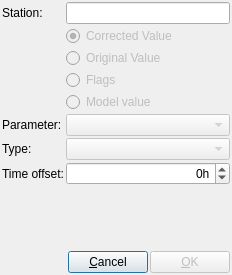
Old version of the form src/hqc/dl_addcolumn.ui in the repository metno/kvhqc.
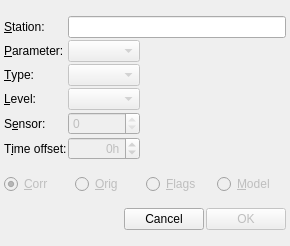
New version of the form.

Commit message: DataListAddColumn: added level/sensor choice

```diff
--- a/src/hqc/dl_addcolumn.ui
+++ b/src/hqc/dl_addcolumn.ui
@@ -6,8 +6,8 @@
    <rect>
     <x>0</x>
     <y>0</y>
-    <width>232</width>
-    <height>275</height>
+    <width>290</width>
+    <height>246</height>
    </rect>
   </property>
   <property name="windowTitle">
@@ -17,104 +17,126 @@
    <property name="spacing">
     <number>2</number>
    </property>
+   <property name="sizeConstraint">
+    <enum>QLayout::SetMinimumSize</enum>
+   </property>
    <property name="margin">
-    <number>2</number>
+    <number>4</number>
    </property>
    <item>
-    <layout class="QFormLayout" name="formLayout">
-     <property name="fieldGrowthPolicy">
-      <enum>QFormLayout::AllNonFixedFieldsGrow</enum>
-     </property>
+    <layout class="QGridLayout" name="gridLayout">
      <item row="0" column="0">
       <widget class="QLabel" name="labelStation">
        <property name="text">
-        <string>Station:</string>
+        <string>&amp;Station:</string>
+       </property>
+       <property name="buddy">
+        <cstring>textStation</cstring>
        </property>
       </widget>
      </item>
-     <item row="0" column="1">
+     <item row="0" column="1" colspan="2">
       <widget class="QLineEdit" name="textStation"/>
      </item>
-     <item row="1" column="1">
-      <widget class="QRadioButton" name="radioCorrected">
-       <property name="enabled">
-        <bool>false</bool>
-       </property>
-       <property name="text">
-        <string>Corrected Value</string>
-       </property>
-       <property name="checked">
-        <bool>true</bool>
-       </property>
-      </widget>
-     </item>
-     <item row="3" column="1">
-      <widget class="QRadioButton" name="radioOriginal">
-       <property name="enabled">
-        <bool>false</bool>
-       </property>
-       <property name="text">
-        <string>Original Value</string>
-       </property>
-      </widget>
-     </item>
-     <item row="4" column="1">
-      <widget class="QRadioButton" name="radioFlags">
-       <property name="enabled">
-        <bool>false</bool>
-       </property>
-       <property name="text">
-        <string>Flags</string>
-       </property>
-      </widget>
-     </item>
-     <item row="5" column="1">
-      <widget class="QRadioButton" name="radioModel">
-       <property name="enabled">
-        <bool>false</bool>
-       </property>
-       <property name="text">
-        <string>Model value</string>
-       </property>
-      </widget>
-     </item>
-     <item row="7" column="0">
+     <item row="1" column="0">
       <widget class="QLabel" name="labelParam">
        <property name="text">
-        <string>Parameter:</string>
+        <string>&amp;Parameter:</string>
+       </property>
+       <property name="buddy">
+        <cstring>comboParam</cstring>
        </property>
       </widget>
      </item>
-     <item row="7" column="1">
+     <item row="1" column="1">
       <widget class="QComboBox" name="comboParam">
        <property name="enabled">
         <bool>false</bool>
        </property>
       </widget>
      </item>
-     <item row="8" column="0">
+     <item row="1" column="2">
+      <spacer name="horizontalSpacer_2">
+       <property name="orientation">
+        <enum>Qt::Horizontal</enum>
+       </property>
+       <property name="sizeHint" stdset="0">
+        <size>
+         <width>118</width>
+         <height>20</height>
+        </size>
+       </property>
+      </spacer>
+     </item>
+     <item row="2" column="0">
       <widget class="QLabel" name="labelType">
        <property name="text">
-        <string>Type:</string>
+        <string>&amp;Type:</string>
+       </property>
+       <property name="buddy">
+        <cstring>comboType</cstring>
        </property>
       </widget>
      </item>
-     <item row="8" column="1">
+     <item row="2" column="1">
       <widget class="QComboBox" name="comboType">
        <property name="enabled">
         <bool>false</bool>
        </property>
       </widget>
      </item>
-     <item row="9" column="0">
+     <item row="3" column="0">
+      <widget class="QLabel" name="labelLevel">
+       <property name="text">
+        <string>&amp;Level:</string>
+       </property>
+       <property name="buddy">
+        <cstring>comboLevel</cstring>
+       </property>
+      </widget>
+     </item>
+     <item row="3" column="1">
+      <widget class="QComboBox" name="comboLevel">
+       <property name="enabled">
+        <bool>false</bool>
+       </property>
+      </widget>
+     </item>
+     <item row="4" column="0">
+      <widget class="QLabel" name="labelSensorNumber">
+       <property name="text">
+        <string>S&amp;ensor:</string>
+       </property>
+       <property name="buddy">
+        <cstring>spinSensorNumber</cstring>
+       </property>
+      </widget>
+     </item>
+     <item row="4" column="1">
+      <widget class="QSpinBox" name="spinSensorNumber">
+       <property name="enabled">
+        <bool>false</bool>
+       </property>
+       <property name="maximum">
+        <number>0</number>
+       </property>
+      </widget>
+     </item>
+     <item row="5" column="0">
       <widget class="QLabel" name="labelTimeOffset">
        <property name="text">
-        <string>Time offset:</string>
+        <string>T&amp;ime offset:</string>
+       </property>
+       <property name="buddy">
+        <cstring>spinTimeOffset</cstring>
        </property>
       </widget>
      </item>
-     <item row="9" column="1">
+     <item row="5" column="1">
       <widget class="QSpinBox" name="spinTimeOffset">
+       <property name="enabled">
+        <bool>false</bool>
+       </property>
        <property name="toolTip">
         <string>Time shift for the column. A time shift of 1 hour means that data with, e.g., observation time 08:00 will be shown in the row for 09:00.</string>
        </property>
@@ -134,8 +156,76 @@
      </item>
     </layout>
    </item>
+   <item>
+    <layout class="QHBoxLayout" name="horizontalLayout">
+     <item>
+      <widget class="QRadioButton" name="radioCorrected">
+       <property name="enabled">
+        <bool>false</bool>
+       </property>
+       <property name="toolTip">
+        <string>Corrected Value</string>
+       </property>
+       <property name="statusTip">
+        <string>Corrected Value</string>
+       </property>
+       <property name="text">
+        <string>&amp;Corr</string>
+       </property>
+       <property name="checked">
+        <bool>true</bool>
+       </property>
+      </widget>
+     </item>
+     <item>
+      <widget class="QRadioButton" name="radioOriginal">
+       <property name="enabled">
+        <bool>false</bool>
+       </property>
+       <property name="toolTip">
+        <string>Original Value</string>
+       </property>
+       <property name="statusTip">
+        <string>Original Value</string>
+       </property>
+       <property name="text">
+        <string>&amp;Orig</string>
+       </property>
+      </widget>
+     </item>
+     <item>
+      <widget class="QRadioButton" name="radioFlags">
+       <property name="enabled">
+        <bool>false</bool>
+       </property>
+       <property name="text">
+        <string>&amp;Flags</string>
+       </property>
+      </widget>
+     </item>
+     <item>
+      <widget class="QRadioButton" name="radioModel">
+       <property name="enabled">
+        <bool>false</bool>
+       </property>
+       <property name="toolTip">
+        <string>Model value</string>
+       </property>
+       <property name="statusTip">
+        <string>Model value</string>
+       </property>
+       <property name="text">
+        <string>&amp;Model</string>
+       </property>
+      </widget>
+     </item>
+    </layout>
+   </item>
    <item>
     <layout class="QHBoxLayout" name="horizontalLayout_3">
+     <property name="spacing">
+      <number>2</number>
+     </property>
      <item>
       <spacer name="horizontalSpacer">
        <property name="orientation">
@@ -152,7 +242,7 @@
      <item>
       <widget class="QPushButton" name="buttonCancel">
        <property name="text">
-        <string>&amp;Cancel</string>
+        <string>Cancel</string>
        </property>
       </widget>
      </item>
@@ -162,7 +252,10 @@
         <bool>false</bool>
        </property>
        <property name="text">
-        <string>&amp;OK</string>
+        <string>OK</string>
+       </property>
+       <property name="default">
+        <bool>true</bool>
        </property>
       </widget>
      </item>
@@ -170,6 +263,18 @@
    </item>
   </layout>
  </widget>
+ <layoutdefault spacing="2" margin="2"/>
+ <tabstops>
+  <tabstop>textStation</tabstop>
+  <tabstop>comboParam</tabstop>
+  <tabstop>comboType</tabstop>
+  <tabstop>radioCorrected</tabstop>
+  <tabstop>radioOriginal</tabstop>
+  <tabstop>radioFlags</tabstop>
+  <tabstop>radioModel</tabstop>
+  <tabstop>buttonOk</tabstop>
+  <tabstop>buttonCancel</tabstop>
+ </tabstops>
  <resources/>
  <connections>
   <connection>
```
Left out of the diff: 37 changed lines with no effect on the pictures. The commit also changes 4 other files.
